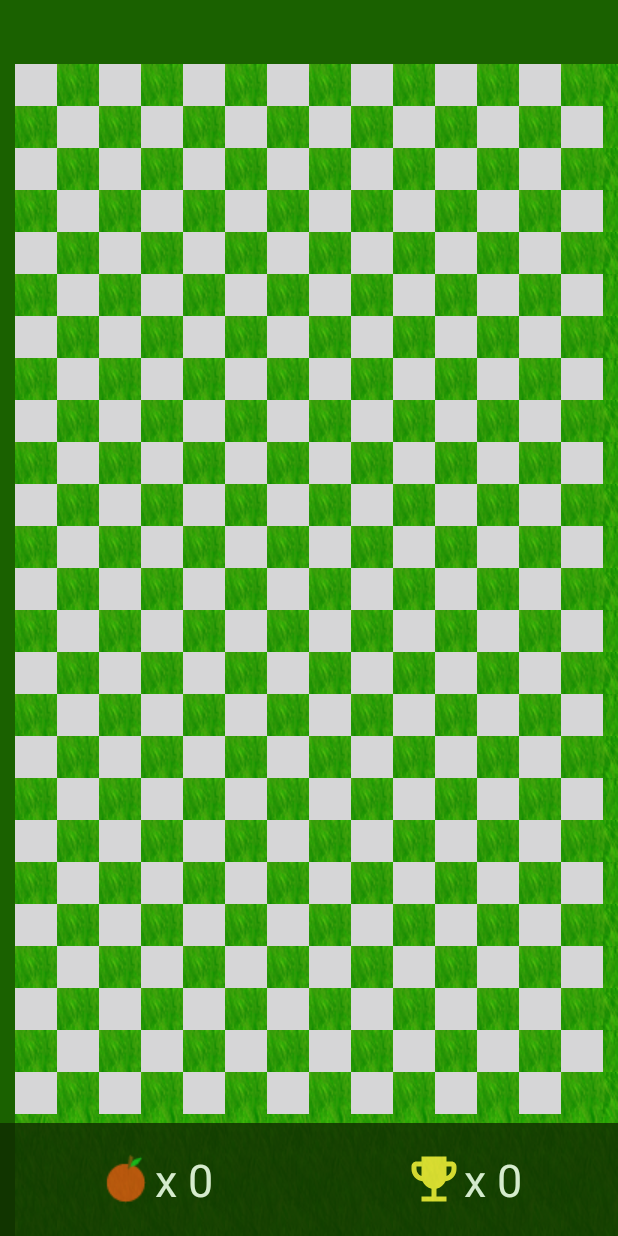
After one commit to anhthuong325/KhoTroChoi, an Android app: the Snake screen opened directly, with no data from a screen before it, on a phone screen of 412 x 824 dp. The commit adds this screen. Run offline under Robolectric (Android 15) with nearby library versions, the phone set to English and light mode, and no system bars.

Commit message:
no message

```diff
--- a/app/src/main/AndroidManifest.xml
+++ b/app/src/main/AndroidManifest.xml
@@ -8,11 +8,14 @@
         android:dataExtractionRules="@xml/data_extraction_rules"
         android:fullBackupContent="@xml/backup_rules"
         android:icon="@mipmap/ic_launcher"
-        android:label="@string/app_name"
+        android:label="Kho Tro Choi"
         android:roundIcon="@mipmap/ic_launcher_round"
         android:supportsRtl="true"
-        android:theme="@style/Theme.AppCompat.NoActionBar"
+        android:theme="@style/Theme.Design.NoActionBar"
         tools:targetApi="31">
+        <activity
+            android:name=".Snake"
+            android:exported="false" />
         <activity
             android:name=".FlappyBird"
             android:exported="false" />
--- /dev/null
+++ b/app/src/main/java/com/example/flappybird/ConstantsSnake.java
@@ -0,0 +1,6 @@
+package com.example.flappybird;
+
+public class ConstantsSnake {
+    public static int SCREEN_WIDTH;
+    public static int SCREEN_HEIGHT;
+}
--- a/app/src/main/java/com/example/flappybird/FlappyBirdView.java
+++ b/app/src/main/java/com/example/flappybird/FlappyBirdView.java
@@ -70,7 +70,7 @@ public class FlappyBirdView extends View {
 
     private void initPipe() {
         sumPipe = 6;
-        distance = 1000*ConstanstFlappyBird.SCREEN_WIDTH/1920;
+        distance = 700*ConstanstFlappyBird.SCREEN_WIDTH/1920;
         arrPipes = new ArrayList<>();
         for(int i=0; i < sumPipe; i++){
             if(i < sumPipe/2){
--- /dev/null
+++ b/app/src/main/java/com/example/flappybird/GrassSnake.java
@@ -0,0 +1,56 @@
+package com.example.flappybird;
+
+import android.graphics.Bitmap;
+
+public class GrassSnake {
+    private Bitmap bm;
+    private int x, y, width, height;
+
+    public GrassSnake(Bitmap bm, int x, int y, int width, int height) {
+        this.bm = bm;
+        this.x = x;
+        this.y = y;
+        this.width = width;
+        this.height = height;
+    }
+
+    public Bitmap getBm() {
+        return bm;
+    }
+
+    public void setBm(Bitmap bm) {
+        this.bm = bm;
+    }
+
+    public int getX() {
+        return x;
+    }
+
+    public void setX(int x) {
+        this.x = x;
+    }
+
+    public int getY() {
+        return y;
+    }
+
+    public void setY(int y) {
+        this.y = y;
+    }
+
+    public int getWidth() {
+        return width;
+    }
+
+    public void setWidth(int width) {
+        this.width = width;
+    }
+
+    public int getHeight() {
+        return height;
+    }
+
+    public void setHeight(int height) {
+        this.height = height;
+    }
+}
--- a/app/src/main/java/com/example/flappybird/MainActivity.java
+++ b/app/src/main/java/com/example/flappybird/MainActivity.java
@@ -8,13 +8,14 @@ import android.view.View;
 import android.widget.Button;
 
 public class MainActivity extends AppCompatActivity {
-    private Button btnFlappyBird;
+    private Button btnFlappyBird, btnSnake;
     @Override
     protected void onCreate(Bundle savedInstanceState) {
         super.onCreate(savedInstanceState);
         setContentView(R.layout.activity_main);
 
         btnFlappyBird = (Button) findViewById(R.id.btn_flappy_bird);
+        btnSnake = (Button) findViewById(R.id.btn_snake);
         btnFlappyBird.setOnClickListener(new View.OnClickListener() {
             @Override
             public void onClick(View view) {
@@ -22,5 +23,12 @@ public class MainActivity extends AppCompatActivity {
                 startActivity(intent);
             }
         });
+        btnSnake.setOnClickListener(new View.OnClickListener() {
+            @Override
+            public void onClick(View view) {
+                Intent intent = new Intent(MainActivity.this, Snake.class);
+                startActivity(intent);
+            }
+        });
     }
 }
--- /dev/null
+++ b/app/src/main/java/com/example/flappybird/Snake.java
@@ -0,0 +1,20 @@
+package com.example.flappybird;
+
+import androidx.appcompat.app.AppCompatActivity;
+
+import android.os.Bundle;
+import android.util.DisplayMetrics;
+import android.view.WindowManager;
+
+public class Snake extends AppCompatActivity {
+    @Override
+    protected void onCreate(Bundle savedInstanceState) {
+        super.onCreate(savedInstanceState);
+        this.getWindow().setFlags(WindowManager.LayoutParams.FLAG_FULLSCREEN, WindowManager.LayoutParams.FLAG_FULLSCREEN);
+        DisplayMetrics dm = new DisplayMetrics();
+        this.getWindowManager().getDefaultDisplay().getMetrics(dm);
+        ConstantsSnake.SCREEN_WIDTH = dm.widthPixels;
+        ConstantsSnake.SCREEN_HEIGHT = dm.heightPixels;
+        setContentView(R.layout.activity_snake);
+    }
+}
--- /dev/null
+++ b/app/src/main/java/com/example/flappybird/SnakeView.java
@@ -0,0 +1,45 @@
+package com.example.flappybird;
+
+import android.content.Context;
+import android.graphics.Bitmap;
+import android.graphics.BitmapFactory;
+import android.graphics.Canvas;
+import android.util.AttributeSet;
+import android.view.View;
+
+import androidx.annotation.Nullable;
+
+import java.util.ArrayList;
+
+public class SnakeView extends View {
+    private Bitmap bmGrass1, bmGrass2;
+    public static int sizeOfMap = 75*ConstantsSnake.SCREEN_WIDTH/1080;
+    private  int h = 25, w = 14;
+    private ArrayList<GrassSnake> arrGrass = new ArrayList<>();
+    public SnakeView(Context context, @Nullable AttributeSet attrs) {
+        super(context, attrs);
+        bmGrass1 = BitmapFactory.decodeResource(this.getResources(), R.drawable.grass);
+        bmGrass1 = Bitmap.createScaledBitmap(bmGrass1, sizeOfMap, sizeOfMap, true);
+        bmGrass2 = BitmapFactory.decodeResource(this.getResources(), R.drawable.grass03);
+        for(int i = 0; i < h; i++){
+            for(int j = 0; j < w; j++){
+                if((i+j)%2==0){
+                    arrGrass.add(new GrassSnake(bmGrass1, j*sizeOfMap + ConstantsSnake.SCREEN_WIDTH/2-(w/2)*sizeOfMap,
+                            i*sizeOfMap+100*ConstantsSnake.SCREEN_HEIGHT/1920, sizeOfMap, sizeOfMap));
+                } else {
+                    arrGrass.add(new GrassSnake(bmGrass2, j*sizeOfMap + ConstantsSnake.SCREEN_WIDTH/2-(w/2)*sizeOfMap,
+                            i*sizeOfMap+100*ConstantsSnake.SCREEN_HEIGHT/1920, sizeOfMap, sizeOfMap));
+                }
+            }
+        }
+    }
+
+    @Override
+    public void draw(Canvas canvas) {
+        super.draw(canvas);
+        canvas.drawColor(0xFF1A6100);
+        for(int i=0; i<arrGrass.size(); i++){
+            canvas.drawBitmap(arrGrass.get(i).getBm(), arrGrass.get(i).getX(), arrGrass.get(i).getY(), null);
+        }
+    }
+}
--- /dev/null
+++ b/app/src/main/res/drawable/ic_baseline_emoji_events_24.xml
@@ -0,0 +1,5 @@
+<vector android:height="24dp" android:tint="#000000"
+    android:viewportHeight="24" android:viewportWidth="24"
+    android:width="24dp" xmlns:android="http://schemas.android.com/apk/res/android">
+    <path android:fillColor="@android:color/white" android:pathData="M19,5h-2V3H7v2H5C3.9,5 3,5.9 3,7v1c0,2.55 1.92,4.63 4.39,4.94c0.63,1.5 1.98,2.63 3.61,2.96V19H7v2h10v-2h-4v-3.1c1.63,-0.33 2.98,-1.46 3.61,-2.96C19.08,12.63 21,10.55 21,8V7C21,5.9 20.1,5 19,5zM5,8V7h2v3.82C5.84,10.4 5,9.3 5,8zM19,8c0,1.3 -0.84,2.4 -2,2.82V7h2V8z"/>
+</vector>
--- a/app/src/main/res/layout/activity_main.xml
+++ b/app/src/main/res/layout/activity_main.xml
@@ -30,4 +30,16 @@
         app:layout_constraintTop_toTopOf="parent"
         app:layout_constraintVertical_bias="0.248" />
 
+    <Button
+        android:id="@+id/btn_snake"
+        android:layout_width="wrap_content"
+        android:layout_height="wrap_content"
+        android:text="Snake"
+        app:layout_constraintBottom_toBottomOf="parent"
+        app:layout_constraintEnd_toEndOf="parent"
+        app:layout_constraintHorizontal_bias="0.498"
+        app:layout_constraintStart_toStartOf="parent"
+        app:layout_constraintTop_toBottomOf="@+id/btn_flappy_bird"
+        app:layout_constraintVertical_bias="0.066" />
+
 </androidx.constraintlayout.widget.ConstraintLayout>
--- /dev/null
+++ b/app/src/main/res/layout/activity_snake.xml
@@ -0,0 +1,69 @@
+<?xml version="1.0" encoding="utf-8"?>
+<RelativeLayout xmlns:android="http://schemas.android.com/apk/res/android"
+    xmlns:app="http://schemas.android.com/apk/res-auto"
+    xmlns:tools="http://schemas.android.com/tools"
+    android:layout_width="match_parent"
+    android:layout_height="match_parent"
+    tools:context=".Snake">
+    <com.example.flappybird.SnakeView
+
+        android:id="@+id/gv"
+        android:layout_width="match_parent"
+        android:layout_height="match_parent"/>
+    <LinearLayout
+        android:layout_width="match_parent"
+        android:layout_height="75dp"
+        android:background="#102B00"
+        android:alpha="0.8"
+        android:layout_alignParentBottom="true"
+        android:orientation="horizontal"
+        android:weightSum="2">
+        <RelativeLayout
+            android:layout_width="0dp"
+            android:layout_height="match_parent"
+            android:layout_weight="1">
+            <LinearLayout
+                android:layout_width="wrap_content"
+                android:layout_height="wrap_content"
+                android:orientation="horizontal"
+                android:layout_centerInParent="true">
+                <ImageView
+                    android:src="@drawable/apple"
+                    android:layout_width="40dp"
+                    android:layout_height="40dp"
+                    android:scaleType="fitXY"/>
+                <TextView
+                    android:id="@+id/txt_score"
+                    android:layout_width="wrap_content"
+                    android:layout_height="wrap_content"
+                    android:text="x 0"
+                    android:textSize="30sp"
+                    android:textColor="#ffffff"/>
+            </LinearLayout>
+        </RelativeLayout>
+        <RelativeLayout
+            android:layout_width="0dp"
+            android:layout_height="match_parent"
+            android:layout_weight="1">
+            <LinearLayout
+                android:layout_width="wrap_content"
+                android:layout_height="wrap_content"
+                android:orientation="horizontal"
+                android:layout_centerInParent="true">
+                <ImageView
+                    android:src="@drawable/ic_baseline_emoji_events_24"
+                    app:tint="#FFEB3B"
+                    android:layout_width="40dp"
+                    android:layout_height="40dp"
+                    android:scaleType="fitXY"/>
+                <TextView
+                    android:id="@+id/txt_best_score"
+                    android:layout_width="wrap_content"
+                    android:layout_height="wrap_content"
+                    android:text="x 0"
+                    android:textSize="30sp"
+                    android:textColor="#ffffff"/>
+            </LinearLayout>
+        </RelativeLayout>
+    </LinearLayout>
+</RelativeLayout>
```
Also changed, not shown: app/src/main/res/drawable/apple.png (added), app/src/main/res/drawable/bg_dialog.png (added), app/src/main/res/drawable/grass03.png (added), app/src/main/res/drawable/snake1.png (added), app/src/main/res/drawable/swipe.png (added), 3 other files.
